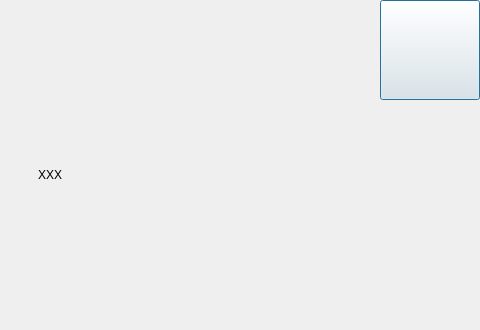
Above: src/XMusic/ui/msgbox.ui from 1028417/XMusic before the change; both pictures show x 320 to 800 and y 0 to 330 of the 800 by 330 pixel window. Below: the same form after it.
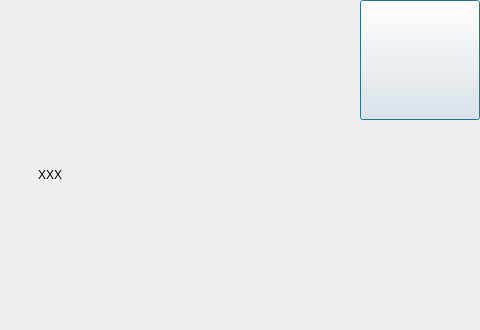
That is the form after the change. Icons and pictures are not drawn. Custom widgets are drawn as their Qt base class.

The edit to the form file:
```diff
--- a/src/XMusic/ui/msgbox.ui
+++ b/src/XMusic/ui/msgbox.ui
@@ -32,10 +32,10 @@
   <widget class="CButton" name="btnX">
    <property name="geometry">
     <rect>
-     <x>700</x>
+     <x>680</x>
      <y>0</y>
-     <width>100</width>
-     <height>100</height>
+     <width>120</width>
+     <height>120</height>
     </rect>
    </property>
    <property name="autoFillBackground">
```
